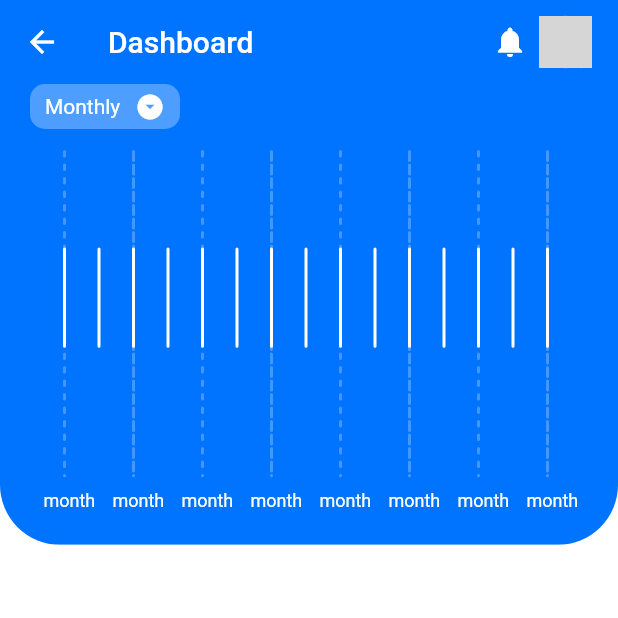
After one commit to adaptive-beaver/Flutter-demo, a Flutter app: the HospitalDashboardHome screen opened by its route, on a phone screen of 412 x 824 dp, the top half of it. The commit adds this screen. Run offline on Flutter 3.47's test engine with Material 2 defaults, Android fonts, the phone set to English and light mode, and no system bars; our stand-ins replace camera, dio, path_drawing, shared_preferences; accounts and stored records are empty; network calls fail; grey boxes are pictures that could not be loaded.

Commit message:
chore: add hospital dashboard template

```diff
--- a/lib/configs/routes.dart
+++ b/lib/configs/routes.dart
@@ -4,6 +4,7 @@ import 'package:playground_flutter/pages/navigation-bars/bottom_with_float_butto
 import 'package:playground_flutter/pages/progress-button/progress-button.dart';
 import 'package:playground_flutter/pages/templates/daycare-clone/daycare-home.dart';
 import 'package:playground_flutter/pages/templates/greenery-clone/greenery-home.dart';
+import 'package:playground_flutter/pages/templates/hospital-dashboard-clone/hospital-dashboard-home.dart';
 import 'package:playground_flutter/pages/templates/profile-one.dart';
 import 'package:playground_flutter/pages/templates/real-estate-clone/real-estate-home.dart';
 import 'package:playground_flutter/pages/templates/smart-plant-clone/smart-plant-home.dart';
@@ -23,4 +24,5 @@ var routes = {
   '/Daycare': (context) => new DaycareHome(),
   '/RealEstate': (context) => new RealEstateHome(),
   '/SmartPlant': (context) => new SmartPlantHome(),
+  '/HospitalDashboard': (context) => new HospitalDashboardHome(),
 };
--- a/lib/data/sidemenu.dart
+++ b/lib/data/sidemenu.dart
@@ -22,4 +22,6 @@ List<MenuModel> menu = [
   new MenuModel('Real Estate template', Icons.home, '/RealEstate'),
   new MenuModel(
       'Smart Plant template', Icons.assignment_turned_in, '/SmartPlant'),
+  new MenuModel('Hospital Dashboard template', Icons.markunread_mailbox,
+      '/HospitalDashboard'),
 ];
--- /dev/null
+++ b/lib/pages/templates/hospital-dashboard-clone/chart-painter.dart
@@ -0,0 +1,61 @@
+import 'package:flutter/material.dart';
+import 'package:path_drawing/path_drawing.dart';
+import 'dart:math' as math;
+
+class ChartPainter extends CustomPainter {
+  Paint backgroundPaint = Paint()
+    ..color = Color(0xff4298ff)
+    ..style = PaintingStyle.stroke
+    ..strokeCap = StrokeCap.round
+    ..strokeWidth = 2;
+
+  Paint valuePaint = Paint()
+    ..color = Colors.white
+    ..style = PaintingStyle.stroke
+    ..strokeCap = StrokeCap.round
+    ..strokeWidth = 2;
+
+  @override
+  void paint(Canvas canvas, Size size) {
+    Path backgroundPath = Path();
+    Path valuePath = Path();
+
+    int jump = 23;
+
+    for (double i = 1; i < 16.0; i++) {
+      if (i % 2 != 0) {
+        backgroundPath.moveTo(jump * i, 0);
+        backgroundPath.lineTo(jump * i, size.height);
+      }
+
+      int random = range(50, (size.height - (size.height * .3)).toInt());
+
+      valuePath.moveTo(jump * i, random.toDouble());
+      valuePath.lineTo(jump * i, random.toDouble() + size.height * .3);
+    }
+
+    canvas.drawPath(
+      dashPath(
+        backgroundPath,
+        dashArray: CircularIntervalList<double>(<double>[3, 6]),
+      ),
+      backgroundPaint,
+    );
+
+    canvas.drawPath(valuePath, valuePaint);
+  }
+
+  @override
+  bool shouldRepaint(CustomPainter oldDelegate) {
+    return false;
+  }
+
+  int range(int minOrMax, [int max]) {
+    if (max == null) {
+      max = minOrMax;
+      minOrMax = 0;
+    }
+
+    return math.Random().nextInt(max - minOrMax) + minOrMax;
+  }
+}
--- /dev/null
+++ b/lib/pages/templates/hospital-dashboard-clone/hospital-dashboard-home.dart
@@ -0,0 +1,153 @@
+import 'package:flutter/material.dart';
+import 'package:playground_flutter/pages/templates/hospital-dashboard-clone/chart-painter.dart';
+
+Color primaryColor = Color(0xff0074ff);
+
+class HospitalDashboardHome extends StatelessWidget {
+  const HospitalDashboardHome({Key key}) : super(key: key);
+
+  @override
+  Widget build(BuildContext context) {
+    return Scaffold(
+      backgroundColor: Colors.white,
+      appBar: AppBar(
+        title: Text('Dashboard'),
+        backgroundColor: primaryColor,
+        elevation: 0,
+        actions: <Widget>[
+          Icon(Icons.notifications),
+          Container(
+            alignment: Alignment.center,
+            width: 50,
+            child: Stack(
+              children: <Widget>[
+                Container(
+                  width: 35,
+                  height: 35,
+                  decoration: BoxDecoration(
+                    shape: BoxShape.circle,
+                    color: Colors.grey,
+                    image: DecorationImage(
+                      fit: BoxFit.cover,
+                      image: NetworkImage(
+                          "http://www.usanetwork.com/sites/usanetwork/files/styles/629x720/public/suits_cast_harvey.jpg?itok=fpTOeeBb"),
+                    ),
+                  ),
+                ),
+                Positioned(
+                  bottom: 0,
+                  right: 2,
+                  child: Container(
+                    width: 10,
+                    height: 10,
+                    decoration: BoxDecoration(
+                      shape: BoxShape.circle,
+                      color: Color(0xff00ff1d),
+                    ),
+                  ),
+                )
+              ],
+            ),
+          ),
+          SizedBox(width: 10),
+        ],
+      ),
+      body: Column(
+        crossAxisAlignment: CrossAxisAlignment.center,
+        children: <Widget>[
+          Flexible(
+            flex: 2,
+            child: Container(
+              width: MediaQuery.of(context).size.width,
+              decoration: BoxDecoration(
+                color: primaryColor,
+                borderRadius: BorderRadius.only(
+                  bottomLeft: Radius.circular(40),
+                  bottomRight: Radius.circular(40),
+                ),
+              ),
+              child: Padding(
+                padding: const EdgeInsets.fromLTRB(20, 0, 20, 16),
+                child: Column(
+                  crossAxisAlignment: CrossAxisAlignment.start,
+                  children: <Widget>[
+                    Container(
+                      width: 100,
+                      height: 30,
+                      decoration: BoxDecoration(
+                        color: Color(0xff4d9eff),
+                        borderRadius: BorderRadius.circular(10),
+                      ),
+                      child: Row(
+                        mainAxisAlignment: MainAxisAlignment.spaceEvenly,
+                        crossAxisAlignment: CrossAxisAlignment.center,
+                        children: <Widget>[
+                          Text(
+                            "Monthly",
+                            style: TextStyle(
+                              color: Colors.white,
+                            ),
+                          ),
+                          Icon(
+                            Icons.arrow_drop_down_circle,
+                            color: Colors.white,
+                            size: 20,
+                          )
+                        ],
+                      ),
+                    ),
+                    SizedBox(height: 15),
+                    Expanded(
+                      child: CustomPaint(
+                        foregroundPainter: ChartPainter(),
+                      ),
+                    ),
+                    Container(
+                        height: 30,
+                        width: MediaQuery.of(context).size.width,
+                        child: Stack(
+                          children: buildChartBotton(context),
+                        ))
+                  ],
+                ),
+              ),
+            ),
+          ),
+          Flexible(
+            flex: 3,
+            child: Container(
+              color: Colors.white,
+            ),
+          )
+        ],
+      ),
+    );
+  }
+
+  List<Widget> buildChartBotton(BuildContext context) {
+    List<Widget> legend = [];
+
+    for (double i = 1; i < 16.0; i++) {
+      if (i % 2 != 0) {
+        legend.add(
+          Positioned(
+            left: (i * 23) - 14,
+            top: 10,
+            child: Container(
+              height: 30,
+              child: Text(
+                "month",
+                style: TextStyle(
+                  fontSize: 12,
+                  color: Colors.white,
+                ),
+              ),
+            ),
+          ),
+        );
+      }
+    }
+
+    return legend.toList();
+  }
+}
```
Also changed, not shown: pubspec.yaml (+2 -6 lines).
